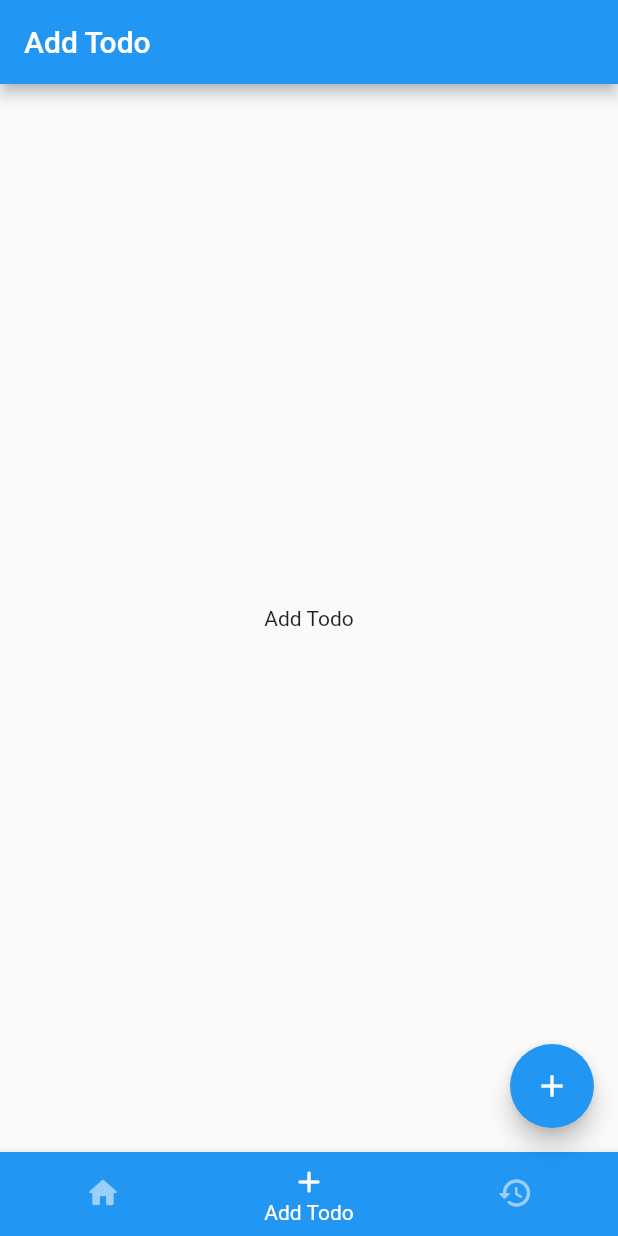
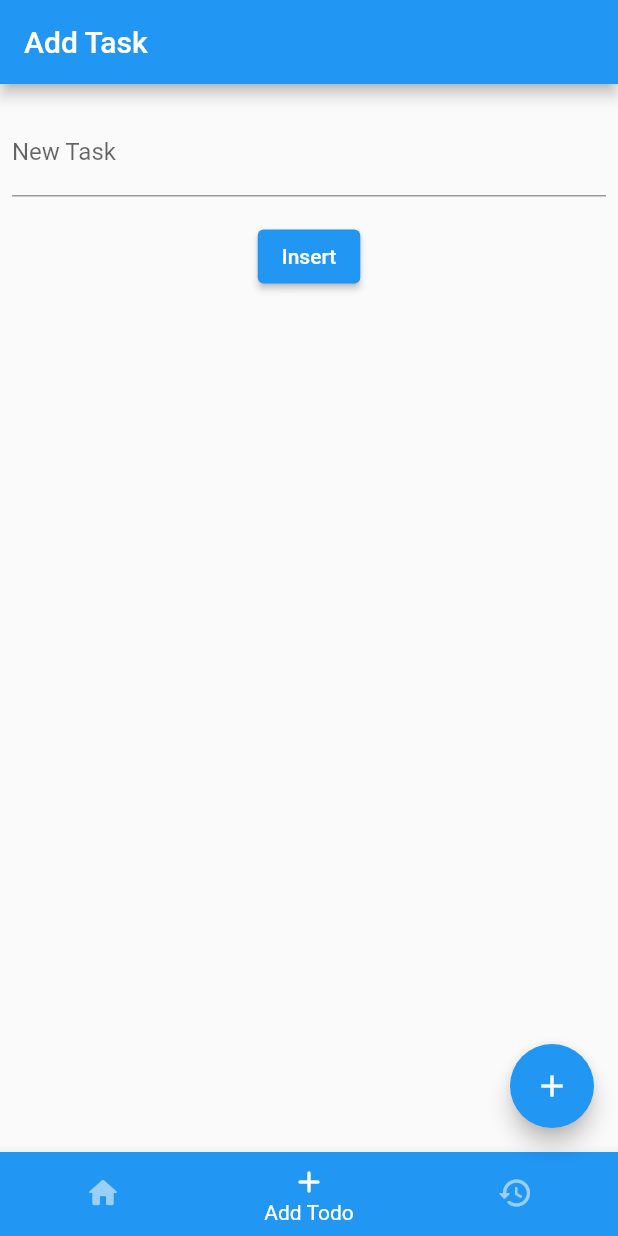
Before and after one commit to blaz-cerpnjak/flutter-todo-app, a Flutter app: the screen it shows after launch, after a tap on the "add" icon, on a phone screen of 412 x 824 dp. Run offline on Flutter 3.47's test engine with Material 2 defaults, Android fonts, the phone set to English and light mode, and no system bars.

Commit message:
Add Todo Model

```diff
--- /dev/null
+++ b/todo_app/lib/model/todo.dart
@@ -0,0 +1,15 @@
+import 'package:uuid/uuid.dart';
+import 'package:intl/intl.dart';
+
+class Todo {
+  final String id = Uuid().v1();
+  final DateTime _inputDate = DateTime.now();
+  String text;
+
+  Todo(this.text);
+
+  String get inputDate {
+    return DateFormat.yMd(Intl.systemLocale).format(_inputDate);
+  }
+
+}
--- a/todo_app/lib/page/add_todo/add_todo_page.dart
+++ b/todo_app/lib/page/add_todo/add_todo_page.dart
@@ -1,13 +1,60 @@
 import 'package:flutter/material.dart';
+import 'package:todo_app/model/todo.dart';
 
-class AddTodoPage extends StatelessWidget {
+class AddTodoPage extends StatefulWidget {
   const AddTodoPage({Key? key}) : super(key: key);
+
+  @override
+  State<AddTodoPage> createState() => _AddTodoPageState();
+}
+
+class _AddTodoPageState extends State<AddTodoPage> {
+  String text = '';
+
+  void onTextChanged(String text) {
+    setState(() {
+      this.text = text;
+    });
+  }
+
+  void addTodoItem(BuildContext context) {
+    final Todo todo = new Todo(text);
+    final scaffold = ScaffoldMessenger.of(context);
+    scaffold.showSnackBar(
+      SnackBar(
+        content: Text("Task added."),
+        action: SnackBarAction(label: 'CLOSE', onPressed: scaffold.hideCurrentSnackBar),
+      ),
+    );
+  }
 
   @override
   Widget build(BuildContext context) => Scaffold(
     appBar: AppBar(
-      title: Text('Add Todo'),
+      title: Text('Add Task'),
     ),
-    body: Center(child: Text('Add Todo')),
+    body: Column(
+      children: <Widget>[
+         Padding(
+          padding: const EdgeInsets.symmetric(horizontal: 8, vertical: 16),
+          child: TextFormField(
+            decoration: const InputDecoration(
+              border: UnderlineInputBorder(),
+              labelText: 'New Task',
+            ),
+            keyboardType: TextInputType.multiline,
+            minLines: 1,
+            maxLines: 5,
+            onChanged: (text) => onTextChanged(text),
+          ),
+        ),
+        ElevatedButton(
+          onPressed: () => {
+            addTodoItem(context),
+          },
+          child: Text('Insert'),
+        )
+      ]
+    ),
   );
 }
--- a/todo_app/pubspec.yaml
+++ b/todo_app/pubspec.yaml
@@ -34,6 +34,8 @@ dependencies:
   # The following adds the Cupertino Icons font to your application.
   # Use with the CupertinoIcons class for iOS style icons.
   cupertino_icons: ^1.0.2
+  uuid: ^3.0.6
+  intl: ^0.17.0
 
 dev_dependencies:
   flutter_test:
```
Also changed, not shown: todo_app/pubspec.lock, 1 other file.
